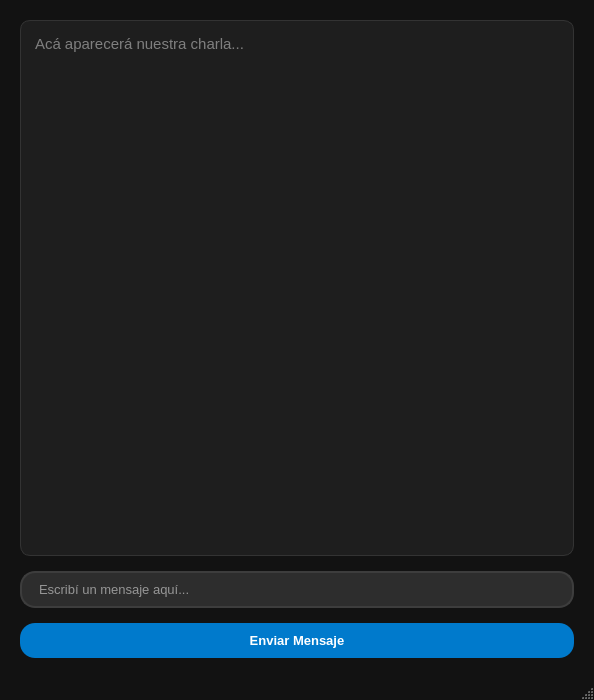
lunati-luna/Chatbot-IA-pyQt, file interfaz.ui: the form before one commit.
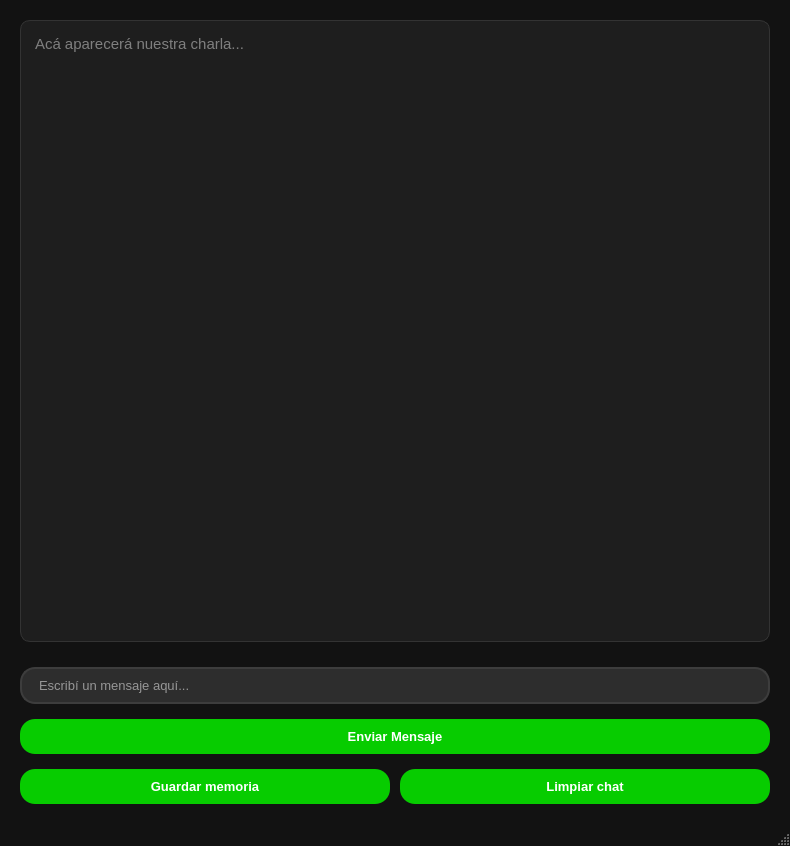
The form after the commit.

Commit message: Cambios de diseño interfaz

Patch:
```diff
--- a/interfaz.ui
+++ b/interfaz.ui
@@ -6,8 +6,8 @@
    <rect>
     <x>0</x>
     <y>0</y>
-    <width>594</width>
-    <height>700</height>
+    <width>790</width>
+    <height>846</height>
    </rect>
   </property>
   <property name="windowTitle">
@@ -37,10 +37,10 @@
         margin-top: 5px;
     }
     QLineEdit:focus {
-        border: 2px solid #007acc;
+        border: 2px solid #00cc0a;
     }
     QPushButton {
-        background-color: #007acc;
+        background-color: #07cc00;
         color: white;
         border-radius: 15px;
         padding: 10px;
@@ -49,10 +49,10 @@
         margin-top: 5px;
     }
     QPushButton:hover {
-        background-color: #0098ff;
+        background-color: #1c9653;
     }
     QPushButton:pressed {
-        background-color: #005a9e;
+        background-color: #009e22;
     }
    </string>
   </property>
@@ -83,6 +83,16 @@
       </property>
      </widget>
     </item>
+    <item>
+     <widget class="QFrame" name="frame">
+      <property name="frameShape">
+       <enum>QFrame::StyledPanel</enum>
+      </property>
+      <property name="frameShadow">
+       <enum>QFrame::Raised</enum>
+      </property>
+     </widget>
+    </item>
     <item>
      <widget class="QLineEdit" name="input_mensaje">
       <property name="placeholderText">
@@ -100,6 +110,24 @@
       </property>
      </widget>
     </item>
+    <item>
+     <layout class="QHBoxLayout" name="horizontalLayout">
+      <item>
+       <widget class="QPushButton" name="btn_guardar">
+        <property name="text">
+         <string>Guardar memoria</string>
+        </property>
+       </widget>
+      </item>
+      <item>
+       <widget class="QPushButton" name="btn_limpiar">
+        <property name="text">
+         <string>Limpiar chat</string>
+        </property>
+       </widget>
+      </item>
+     </layout>
+    </item>
    </layout>
   </widget>
   <widget class="QMenuBar" name="menubar">
@@ -107,7 +135,7 @@
     <rect>
      <x>0</x>
      <y>0</y>
-     <width>594</width>
+     <width>790</width>
      <height>22</height>
     </rect>
    </property>
```
The commit also changes 1 other file.
